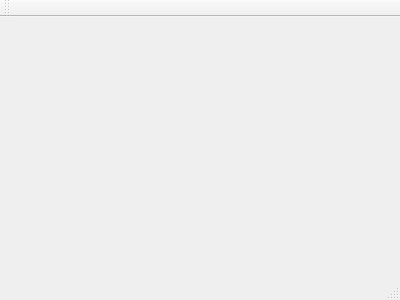
Before: the Qt Designer form mainwindow.ui in peleccom/SpoKursach, drawn with Qt 5.
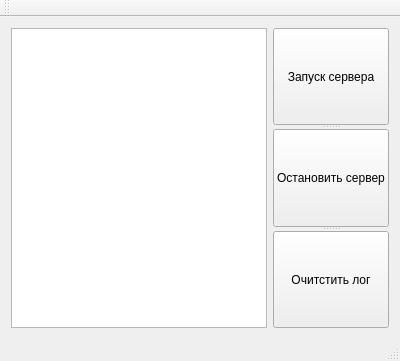
After: the same form once the commit is applied.

```diff
--- a/mainwindow.ui
+++ b/mainwindow.ui
@@ -1,24 +1,71 @@
 <ui version="4.0">
  <class>MainWindow</class>
- <widget class="QMainWindow" name="MainWindow" >
-  <property name="geometry" >
+ <widget class="QMainWindow" name="MainWindow">
+  <property name="geometry">
    <rect>
     <x>0</x>
     <y>0</y>
     <width>400</width>
-    <height>300</height>
+    <height>361</height>
    </rect>
   </property>
   <property name="windowTitle" >
    <string>MainWindow</string>
   </property>
-  <widget class="QMenuBar" name="menuBar" />
-  <widget class="QToolBar" name="mainToolBar" />
-  <widget class="QWidget" name="centralWidget" />
-  <widget class="QStatusBar" name="statusBar" />
+  <widget class="QWidget" name="centralWidget">
+   <layout class="QHBoxLayout" name="horizontalLayout">
+    <item>
+     <widget class="QTextEdit" name="textlog">
+      <property name="readOnly">
+       <bool>true</bool>
+      </property>
+     </widget>
+    </item>
+    <item>
+     <widget class="QSplitter" name="splitter">
+      <property name="orientation">
+       <enum>Qt::Vertical</enum>
+      </property>
+      <widget class="QPushButton" name="start">
+       <property name="text">
+        <string>Запуск сервера</string>
+       </property>
+      </widget>
+      <widget class="QPushButton" name="stop">
+       <property name="text">
+        <string>Остановить сервер</string>
+       </property>
+      </widget>
+      <widget class="QPushButton" name="clearLogBtn">
+       <property name="text">
+        <string>Очитстить лог</string>
+       </property>
+      </widget>
+     </widget>
+    </item>
+   </layout>
+  </widget>
+  <widget class="QMenuBar" name="menuBar">
+   <property name="geometry">
+    <rect>
+     <x>0</x>
+     <y>0</y>
+     <width>400</width>
+     <height>20</height>
+    </rect>
+   </property>
+  </widget>
+  <widget class="QToolBar" name="mainToolBar">
+   <attribute name="toolBarArea">
+    <enum>TopToolBarArea</enum>
+   </attribute>
+   <attribute name="toolBarBreak">
+    <bool>false</bool>
+   </attribute>
+  </widget>
+  <widget class="QStatusBar" name="statusBar"/>
  </widget>
- <layoutDefault spacing="6" margin="11" />
- <pixmapfunction></pixmapfunction>
+ <layoutdefault spacing="6" margin="11"/>
  <resources/>
  <connections/>
 </ui>
```
Left out of the diff: 3 changed lines with no effect on the pictures.
